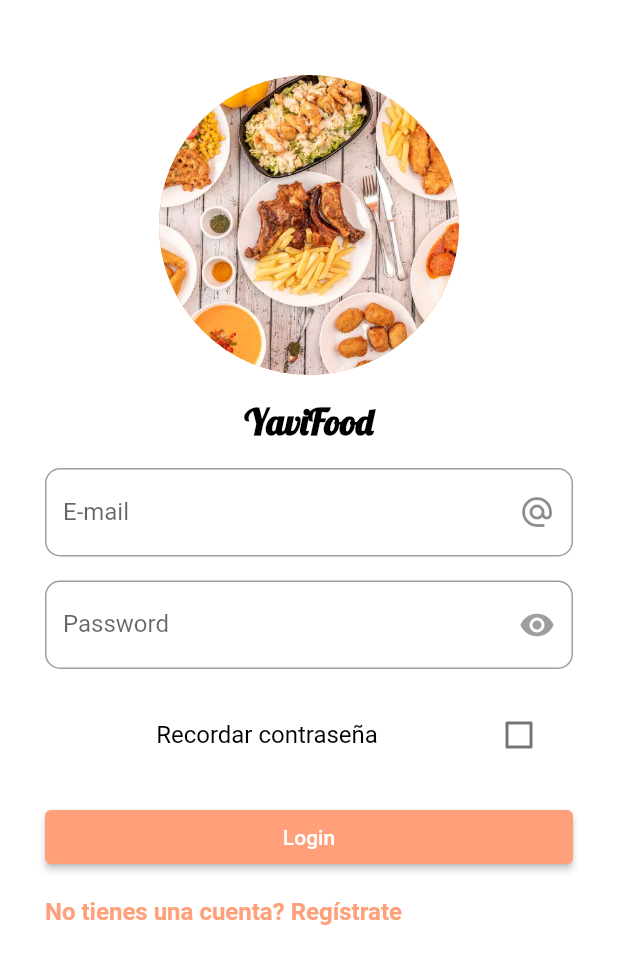
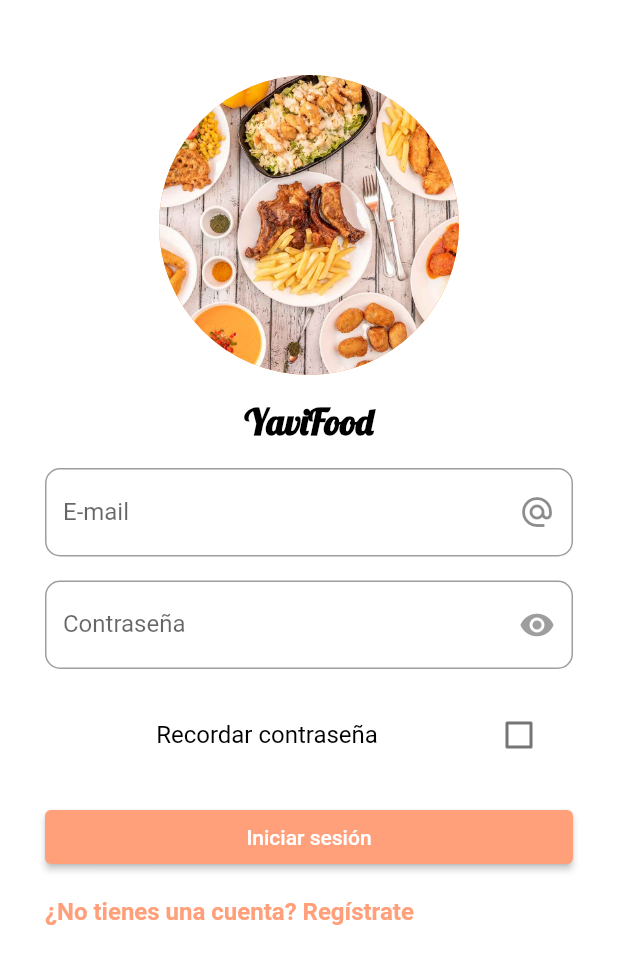
Before and after one commit to flutter-preview/AngelesQuinatoa-YaviFoodMovil, a Flutter app: the screen it shows after launch, on a phone screen of 412 x 824 dp. Shown: the top 964 px of the screen. Run offline on Flutter 3.47's test engine with Material 2 defaults, Android fonts, the light colour scheme and no system bars; our stand-ins replace email_validator.

Commit message:
validaciones login

```diff
--- a/lib/auth/login.dart
+++ b/lib/auth/login.dart
@@ -2,6 +2,7 @@ import 'package:flutter/material.dart';
 import 'package:project/auth/register.dart';
 import 'package:project/pages/home.dart';
 import 'package:project/services/login.api.dart';
+import 'package:email_validator/email_validator.dart';
 
 class login extends StatefulWidget {
   const login({Key? key}) : super(key: key);
@@ -15,6 +16,7 @@ class _loginState extends State<login> {
   bool isPasswordVisible = false;
   final TextEditingController _emailController = TextEditingController();
   final TextEditingController _passwordController = TextEditingController();
+  final GlobalKey<FormState> _formKey = GlobalKey<FormState>();
 
   @override
   void dispose() {
@@ -31,6 +33,8 @@ class _loginState extends State<login> {
         child: SingleChildScrollView(
           child: Padding(
             padding: const EdgeInsets.symmetric(horizontal: 30.0, vertical: 50.0),
+            child: Form(
+              key: _formKey,
               child: Column(
                 crossAxisAlignment: CrossAxisAlignment.stretch,
                 children: <Widget>[
@@ -62,8 +66,7 @@ class _loginState extends State<login> {
                         primary: Color(0xFFFFA07A),
                       ),
                     ),
-                  child: TextField(
-                    enableInteractiveSelection: false,
+                    child: TextFormField(
                       controller: _emailController,
                       textCapitalization: TextCapitalization.characters,
                       decoration: InputDecoration(
@@ -74,6 +77,14 @@ class _loginState extends State<login> {
                           borderRadius: BorderRadius.circular(10.0),
                         ),
                       ),
+                      validator: (value) {
+                        if (value!.isEmpty) {
+                          return 'Por favor, ingresa un correo electrónico';
+                        } else if (!EmailValidator.validate(value)) {
+                          return 'Por favor, ingresa un correo electrónico válido';
+                        }
+                        return null;
+                      },
                     ),
                   ),
                   const SizedBox(height: 16.0),
@@ -84,14 +95,13 @@ class _loginState extends State<login> {
                         primary: Color(0xFFFFA07A),
                       ),
                     ),
-                  child: TextField(
-                    enableInteractiveSelection: false,
+                    child: TextFormField(
                       controller: _passwordController,
                       obscureText: !isPasswordVisible,
                       textCapitalization: TextCapitalization.characters,
                       decoration: InputDecoration(
-                      hintText: 'Password',
-                      labelText: 'Password',
+                        hintText: 'Contraseña',
+                        labelText: 'Contraseña',
                         suffixIcon: IconButton(
                           icon: Icon(
                             isPasswordVisible ? Icons.visibility_off : Icons.visibility,
@@ -107,6 +117,12 @@ class _loginState extends State<login> {
                           borderRadius: BorderRadius.circular(10.0),
                         ),
                       ),
+                      validator: (value) {
+                        if (value!.isEmpty) {
+                          return 'Por favor, ingresa una contraseña';
+                        }
+                        return null;
+                      },
                     ),
                   ),
                   const SizedBox(height: 16.0),
@@ -129,6 +145,7 @@ class _loginState extends State<login> {
                   const SizedBox(height: 16.0),
                   ElevatedButton(
                     onPressed: () async {
+                      if (_formKey.currentState!.validate()) {
                         var token = await ApiService.loginUser(_emailController.text, _passwordController.text);
                         if (token != null) {
                           // El inicio de sesión fue exitoso, puedes hacer algo con el token
@@ -142,11 +159,12 @@ class _loginState extends State<login> {
                           // El inicio de sesión falló, puedes mostrar un mensaje de error
                           print('Inicio de sesión fallido');
                         }
+                      }
                     },
                     style: ElevatedButton.styleFrom(
                       primary: Color(0xFFFFA07A),
                     ),
-                  child: Text('Login'),
+                    child: Text('Iniciar sesión'),
                   ),
                   const SizedBox(height: 16.0),
                   GestureDetector(
@@ -157,7 +175,7 @@ class _loginState extends State<login> {
                       );
                     },
                     child: Text(
-                    'No tienes una cuenta? Regístrate',
+                      '¿No tienes una cuenta? Regístrate',
                       style: TextStyle(
                         color: Color(0xFFFFA07A),
                         fontSize: 16.0,
@@ -170,6 +188,7 @@ class _loginState extends State<login> {
             ),
           ),
         ),
+      ),
     );
   }
 }
```
Lines whose indentation alone changed are shown as unchanged.
